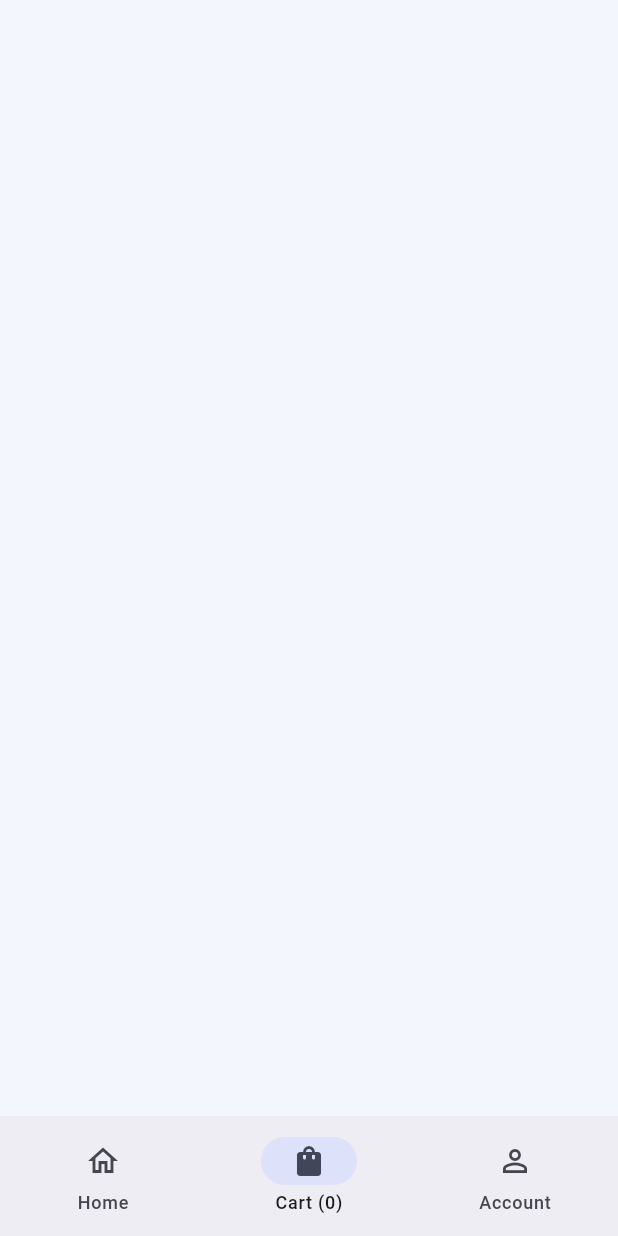
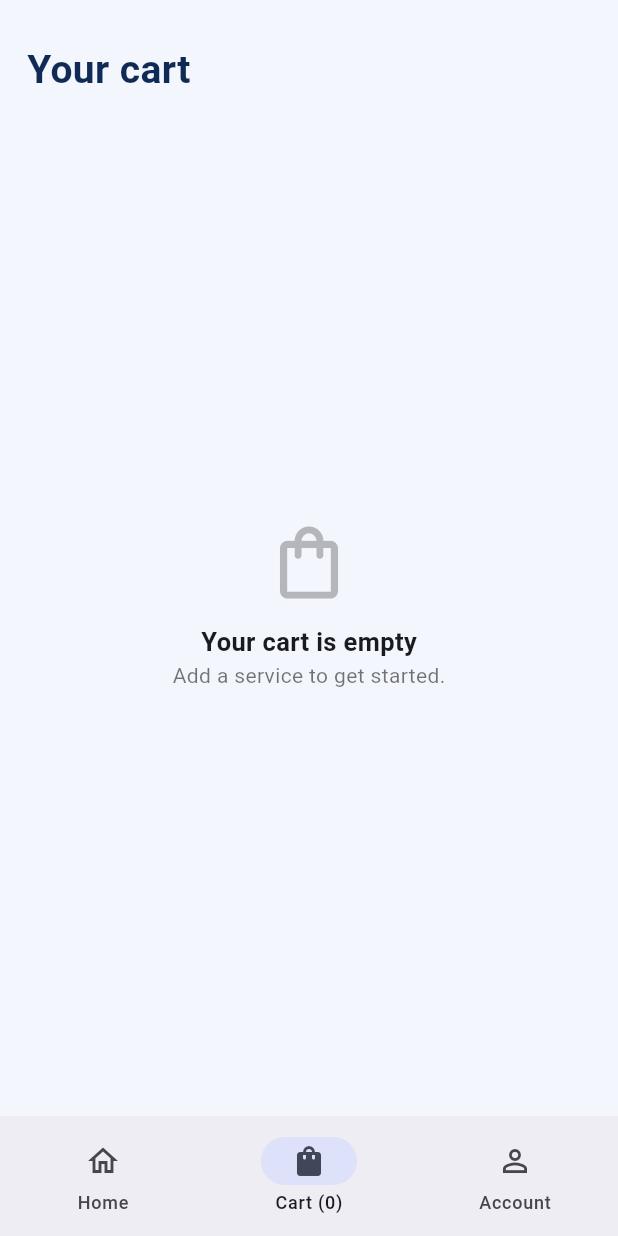
Before and after one commit to sahupurna123-cloud/suaki-android-app, a Flutter app: the screen it shows after launch, after a tap on the "shopping cart" icon, on a phone screen of 412 x 824 dp. Run offline on Flutter 3.47's test engine with Material 3 defaults, Android fonts, the phone set to English and light mode, and no system bars.

Commit message:
Fix cart page Dart syntax and price/count interpolation

```diff
--- a/lib/main.dart
+++ b/lib/main.dart
@@ -44,15 +44,90 @@ class _SuakiAppState extends State<SuakiApp> {
   const SizedBox(height:12),Text(s.description,style:const TextStyle(color:Colors.black54,height:1.4,fontSize:12)),const SizedBox(height:14),
   Row(children:[Text('₹${s.price}',style:const TextStyle(fontSize:19,color:navy,fontWeight:FontWeight.w800)),const Spacer(),FilledButton.icon(onPressed:()=>add(s),icon:const Icon(Icons.add_shopping_cart,size:17),label:const Text('Add to cart'))])
  ])));
- Widget cartPage()=>Padding(padding:const EdgeInsets.all(18),child:Column(crossAxisAlignment:CrossAxisAlignment.start,children:[
-  const SizedBox(height:10),const Text('Your cart',style:TextStyle(fontSize:26,fontWeight:FontWeight.bold,color:navy)),const SizedBox(height:15),
-  if(cart.isEmpty) const Expanded(child:Center(child:Column(mainAxisSize:MainAxisSize.min,children:[Icon(Icons.shopping_bag_outlined,size:58,color:Colors.black26),SizedBox(height:12),Text('Your cart is empty',style:TextStyle(fontSize:17,fontWeight:FontWeight.bold)),Text('Add a service to get started.',style:TextStyle(color:Colors.black54))])))
-  else ...[
-   Expanded(child:ListView(children:cart.entries.map((e)=>Card(elevation:0,child:ListTile(title:Text(e.key.title,style:const TextStyle(fontWeight:FontWeight.bold)),subtitle:Text('₹${e.key.price} each'),trailing:Row(mainAxisSize:MainAxisSize.min,children:[IconButton(onPressed:()=>change(e.key,-1),icon:const Icon(Icons.remove_circle_outline)),Text('${e.value}'),IconButton(onPressed:()=>change(e.key,1),icon:const Icon(Icons.add_circle_outline))]))).toList())),
-   const Divider(),Row(children:[const Text('Total',style:TextStyle(fontSize:17,fontWeight:FontWeight.bold)),const Spacer(),Text('₹$total',style:const TextStyle(fontSize:22,color:navy,fontWeight:FontWeight.w900))]),const SizedBox(height:12),
-   SizedBox(width:double.infinity,child:FilledButton(onPressed:()=>showDialog(context:context,builder:(c)=>AlertDialog(title:const Text('Demo checkout'),content:const Text('This prototype uses sample cart data. Live WooCommerce checkout will be connected in a later version.'),actions:[TextButton(onPressed:()=>Navigator.pop(c),child:const Text('OK'))])),child:const Text('Continue to checkout')))
-  ]
- ]));
+ Widget cartPage() => Padding(
+  padding: const EdgeInsets.all(18),
+  child: Column(
+    crossAxisAlignment: CrossAxisAlignment.start,
+    children: [
+      const SizedBox(height: 10),
+      const Text('Your cart', style: TextStyle(fontSize: 26, fontWeight: FontWeight.bold, color: navy)),
+      const SizedBox(height: 15),
+      if (cart.isEmpty)
+        const Expanded(
+          child: Center(
+            child: Column(
+              mainAxisSize: MainAxisSize.min,
+              children: [
+                Icon(Icons.shopping_bag_outlined, size: 58, color: Colors.black26),
+                SizedBox(height: 12),
+                Text('Your cart is empty', style: TextStyle(fontSize: 17, fontWeight: FontWeight.bold)),
+                Text('Add a service to get started.', style: TextStyle(color: Colors.black54)),
+              ],
+            ),
+          ),
+        )
+      else ...[
+        Expanded(
+          child: ListView(
+            children: cart.entries.map((entry) {
+              final service = entry.key;
+              final quantity = entry.value;
+              return Card(
+                elevation: 0,
+                child: ListTile(
+                  title: Text(service.title, style: const TextStyle(fontWeight: FontWeight.bold)),
+                  subtitle: Text('₹${service.price} each'),
+                  trailing: Row(
+                    mainAxisSize: MainAxisSize.min,
+                    children: [
+                      IconButton(
+                        onPressed: () => change(service, -1),
+                        icon: const Icon(Icons.remove_circle_outline),
+                      ),
+                      Text('$quantity'),
+                      IconButton(
+                        onPressed: () => change(service, 1),
+                        icon: const Icon(Icons.add_circle_outline),
+                      ),
+                    ],
+                  ),
+                ),
+              );
+            }).toList(),
+          ),
+        ),
+        const Divider(),
+        Row(
+          children: [
+            const Text('Total', style: TextStyle(fontSize: 17, fontWeight: FontWeight.bold)),
+            const Spacer(),
+            Text('₹$total', style: const TextStyle(fontSize: 22, color: navy, fontWeight: FontWeight.w900)),
+          ],
+        ),
+        const SizedBox(height: 12),
+        SizedBox(
+          width: double.infinity,
+          child: FilledButton(
+            onPressed: () => showDialog(
+              context: context,
+              builder: (dialogContext) => AlertDialog(
+                title: const Text('Demo checkout'),
+                content: const Text('This prototype uses sample cart data. Live WooCommerce checkout will be connected in a later version.'),
+                actions: [
+                  TextButton(
+                    onPressed: () => Navigator.pop(dialogContext),
+                    child: const Text('OK'),
+                  ),
+                ],
+              ),
+            ),
+            child: const Text('Continue to checkout'),
+          ),
+        ),
+      ],
+    ],
+  ),
+ );
  Widget accountPage()=>ListView(padding:const EdgeInsets.all(20),children:[
   const SizedBox(height:12),const Text('My account',style:TextStyle(fontSize:26,fontWeight:FontWeight.bold,color:navy)),const SizedBox(height:18),
   Container(padding:const EdgeInsets.all(20),decoration:BoxDecoration(color:navy,borderRadius:BorderRadius.circular(18)),child:const Column(crossAxisAlignment:CrossAxisAlignment.start,children:[Icon(Icons.account_circle_outlined,color:Colors.white,size:42),SizedBox(height:10),Text('Welcome to Suaki',style:TextStyle(color:Colors.white,fontSize:20,fontWeight:FontWeight.bold)),Text('Sign-in and order features will be enabled when the live store API is connected.',style:TextStyle(color:Color(0xFFDCE8FF),height:1.4))])),
```
